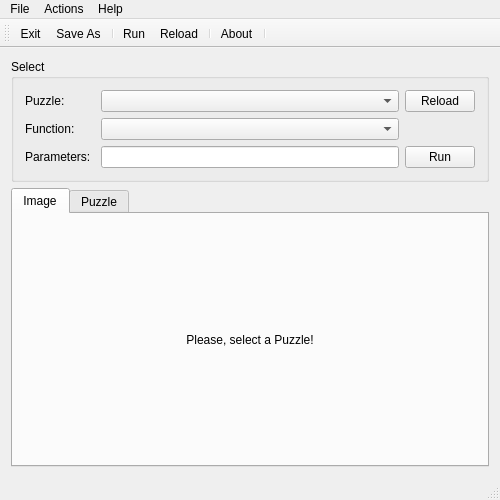
This is ImagePuzzles/ImagePuzzles/src/forms/mainwindow.ui in Zingam/ImagePuzzles as Qt 5 draws it before an edit. The edited form follows.
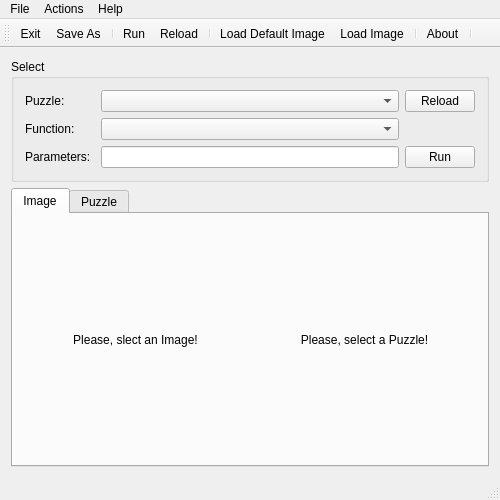
This is the edited form.

The edit to the form file:
```diff
--- a/ImagePuzzles/ImagePuzzles/src/forms/mainwindow.ui
+++ b/ImagePuzzles/ImagePuzzles/src/forms/mainwindow.ui
@@ -208,7 +208,46 @@
        </attribute>
        <layout class="QVBoxLayout" name="verticalLayout_4">
         <item>
-         <widget class="QLabel" name="tab_label_Image">
+         <layout class="QHBoxLayout" name="tab_horizontalLayout">
+          <item>
+           <widget class="QFrame" name="tab_frame_SourceImage">
+            <layout class="QVBoxLayout" name="verticalLayout_6">
+             <item>
+              <widget class="QLabel" name="tab_label_SourceImage">
+               <property name="sizePolicy">
+                <sizepolicy hsizetype="Expanding" vsizetype="Expanding">
+                 <horstretch>0</horstretch>
+                 <verstretch>0</verstretch>
+                </sizepolicy>
+               </property>
+               <property name="text">
+                <string>Please, slect an Image!</string>
+               </property>
+               <property name="alignment">
+                <set>Qt::AlignCenter</set>
+               </property>
+              </widget>
+             </item>
+            </layout>
+           </widget>
+          </item>
+          <item>
+           <widget class="QFrame" name="tab_frame_GeneratedImage">
+            <layout class="QVBoxLayout" name="verticalLayout_5">
+             <item>
+              <widget class="QLabel" name="tab_label_GeneratedImage">
+               <property name="sizePolicy">
+                <sizepolicy hsizetype="Expanding" vsizetype="Expanding">
+                 <horstretch>0</horstretch>
+                 <verstretch>0</verstretch>
+                </sizepolicy>
+               </property>
+               <property name="baseSize">
+                <size>
+                 <width>0</width>
+                 <height>0</height>
+                </size>
+               </property>
           <property name="text">
            <string>Please, select a Puzzle!</string>
           </property>
@@ -219,6 +258,11 @@
            <bool>true</bool>
           </property>
          </widget>
+             </item>
+            </layout>
+           </widget>
+          </item>
+         </layout>
         </item>
        </layout>
       </widget>
@@ -299,6 +343,9 @@
    <addaction name="action_Run"/>
    <addaction name="action_Reload"/>
    <addaction name="separator"/>
+   <addaction name="action_Load_Default_Image"/>
+   <addaction name="action_Load_Image"/>
+   <addaction name="separator"/>
    <addaction name="action_About"/>
    <addaction name="separator"/>
   </widget>
@@ -343,6 +390,22 @@
     <string>Ctrl+F5</string>
    </property>
   </action>
+  <action name="action_Load_Default_Image">
+   <property name="text">
+    <string>Load Default Image</string>
+   </property>
+   <property name="shortcut">
+    <string>Ctrl+D</string>
+   </property>
+  </action>
+  <action name="action_Load_Image">
+   <property name="text">
+    <string>Load Image</string>
+   </property>
+   <property name="shortcut">
+    <string>Ctrl+I</string>
+   </property>
+  </action>
  </widget>
  <layoutdefault spacing="6" margin="11"/>
  <resources/>
```
Left out of the diff: 9 changed lines with no effect on the pictures. Lines whose indentation alone changed are shown as unchanged.
